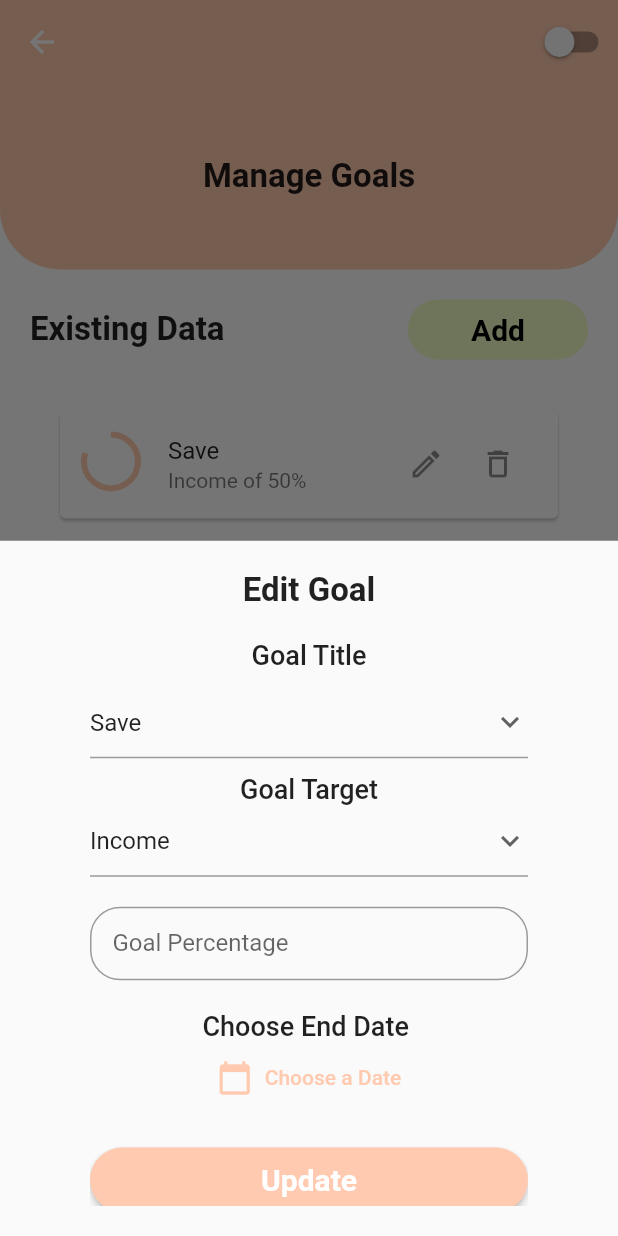
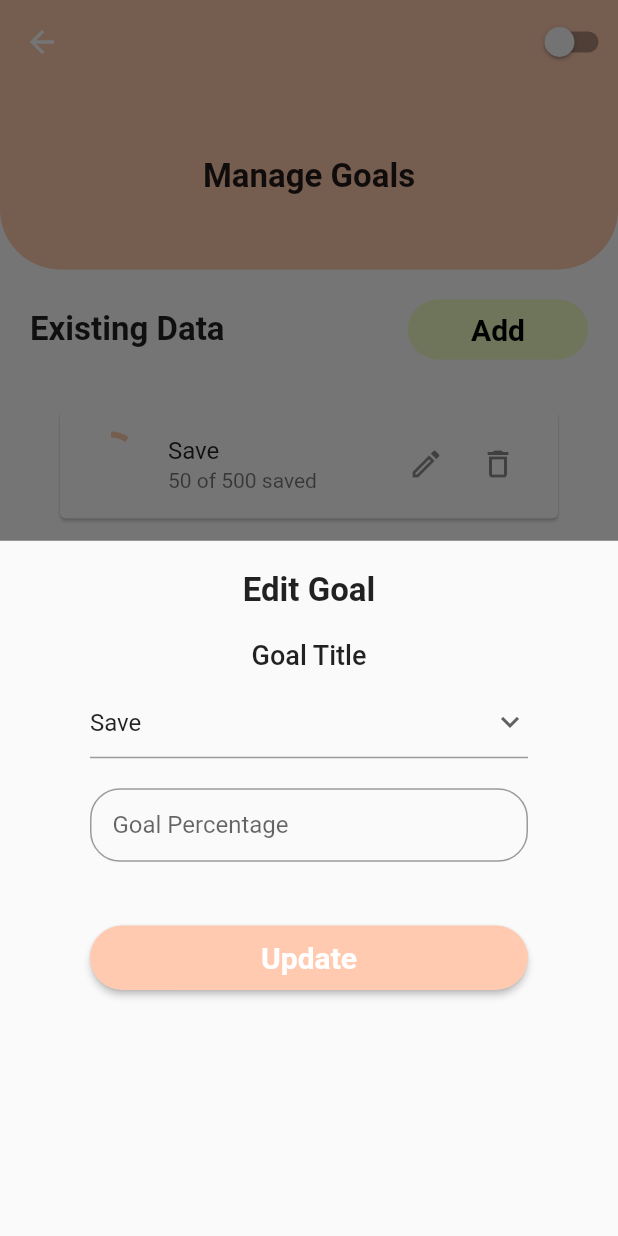
Before and after one commit to Beatrixkys/fyp2.0, a Flutter app: the ManageGoal screen opened by its route, after a tap on the "edit" icon, on a phone screen of 412 x 824 dp. Run offline on Flutter 3.47's test engine with Material 2 defaults, Android fonts, the phone set to English and light mode, and no system bars; our stand-ins replace cloud_firestore, firebase_auth, flutter_spinkit, form_field_validator, percent_indicator; accounts and stored records are empty; Roboto replaces fonts that are missing (Nunito).

Commit message:
database_functions_and_models

```diff
--- a/lib/screens/components/cards.dart
+++ b/lib/screens/components/cards.dart
@@ -176,11 +176,11 @@ class GoalCard extends StatelessWidget {
               ),
             ),
             Text(
-              goal.title,
+              goal.name,
               style: const TextStyle(fontWeight: FontWeight.bold),
             ),
             Text(
-              '${goal.progress}% of ${goal.target}',
+              '${goal.amountSaved} of ${goal.amountToSave} saved ',
             ),
           ],
         ),
--- a/lib/screens/finance_screen.dart
+++ b/lib/screens/finance_screen.dart
@@ -100,11 +100,13 @@ class _FinanceScreenState extends State<FinanceScreen> {
                       route: "/managefinance",
                       button: "Manage"),
                   space,
+                  /*
                   const SizedBox(
                     width: 400,
                     height: 300,
                     child: RecordList(),
                   ),
+                  */
                 ],
               ),
             )
@@ -195,7 +197,7 @@ class _ManageFinanceState extends State<ManageFinance> {
                   SizedBox(
                       height: 400,
                       child:
-                          accounts ? const AccountList() : const RecordList()),
+                          accounts ? const AccountList() : const AccountList()/*const RecordList()*/),
                 ],
               ),
             )),
--- a/lib/screens/home_screen.dart
+++ b/lib/screens/home_screen.dart
@@ -5,7 +5,6 @@ import 'package:fyp2/screens/components/drawer.dart';
 import 'package:fyp2/screens/components/header.dart';
 import 'package:fyp2/screens/components/progress_bar.dart';
 import 'package:fyp2/screens/components/theme_button.dart';
-import 'package:fyp2/services/lists/reclist.dart';
 import 'package:percent_indicator/percent_indicator.dart';
 
 import '../constant.dart';
@@ -118,11 +117,12 @@ class HomeScreen extends StatelessWidget {
                       title: "Overview Of Records",
                       route: "/",
                       button: "Manage"),
+                  /*
                   SizedBox(
                     width: MediaQuery.of(context).size.width * 0.95,
                     height: MediaQuery.of(context).size.height * 0.4,
                     child: const RecordList(),
-                  ),
+                  ),*/
                 ],
               ),
             ),
--- a/lib/services/lists/goallist.dart
+++ b/lib/services/lists/goallist.dart
@@ -18,17 +18,14 @@ class _GoalListState extends State<GoalList> {
   Widget build(BuildContext context) {
     List<GoalsData> goals = [
       GoalsData(
-          amount: 50,
           goalsid: '1',
-          progress: 80,
-          target: 'Income',
-          title: 'Save'),
-      GoalsData(
-          amount: 50,
-          goalsid: '2',
-          progress: 80,
-          target: 'Income',
-          title: 'Save'),
+          progress: 10,
+          name: 'Save',
+          amountSaved: 50,
+          amountToSave: 500,
+          grecords: [
+            {"amount": 50, "type": "Bank"}
+          ]),
     ];
 
     return ListView.builder(
@@ -57,9 +54,8 @@ class GoalsTile extends StatelessWidget {
                   const EdgeInsets.symmetric(vertical: 20.0, horizontal: 60.0),
               child: GoalSettingsForm(
                 gid: goal.goalsid,
-                gtitle: goal.title,
-                gamount: goal.amount,
-                gtarget: goal.target,
+                gtitle: goal.name,
+                gamount: goal.amountToSave,
               ),
             );
           });
@@ -73,8 +69,8 @@ class GoalsTile extends StatelessWidget {
           leading: CircularProgressIndicator(
             value: (goal.progress / 100).toDouble(),
           ),
-          title: Text(goal.title),
-          subtitle: Text('${goal.target} of ${goal.amount}%'),
+          title: Text(goal.name),
+          subtitle: Text('${goal.amountSaved} of ${goal.amountToSave} saved '),
           trailing: SizedBox(
             width: 96,
             child: Row(
@@ -103,7 +99,6 @@ class GoalSettingsForm extends StatefulWidget {
 
     required this.gid,
     required this.gtitle,
-    required this.gtarget,
     required this.gamount,
     //required this.genddate
   }) : super(key: key);
@@ -111,7 +106,6 @@ class GoalSettingsForm extends StatefulWidget {
   //final String uid;
   final String gid;
   final String gtitle;
-  final String gtarget;
   final int gamount;
   //final Timestamp genddate;
   @override
@@ -134,13 +128,11 @@ class _GoalSettingsFormState extends State<GoalSettingsForm> {
   @override
   Widget build(BuildContext context) {
     String dropdowntitlevalue = widget.gtitle;
-    String dropdowntargetvalue = widget.gtarget;
     String amount = (widget.gamount).toString();
     //DateTime? _dateTime = (widget.genddate).toDate();
 
     //mock database
     List<String> goalTitle = ['Save', 'Reduce'];
-    List<String> goalTarget = ['Income', 'Expense'];
     return Form(
       key: _formKey,
       child: SizedBox(
@@ -176,28 +168,6 @@ class _GoalSettingsFormState extends State<GoalSettingsForm> {
                 }).toList(),
               ),
 
-              smallSpace,
-              const Text(
-                'Goal Target',
-                style: kSubTextStyle,
-              ),
-
-              DropdownButtonFormField(
-                value: dropdowntargetvalue,
-                icon: const Icon(Icons.keyboard_arrow_down_outlined),
-                onChanged: (String? newValue) {
-                  setState(() {
-                    dropdowntargetvalue = newValue!;
-                  });
-                },
-                items: goalTarget.map<DropdownMenuItem<String>>((String value) {
-                  return DropdownMenuItem(
-                    value: value,
-                    child: Text(value),
-                  );
-                }).toList(),
-              ),
-
               space,
 
               //Goal Amount
@@ -211,31 +181,6 @@ class _GoalSettingsFormState extends State<GoalSettingsForm> {
               ),
 
               space,
-
-              //TIME
-              const Text(
-                'Choose End Date ',
-                style: kSubTextStyle,
-              ),
-
-              TextButton.icon(
-                  onPressed: () async {
-                    /*DateTime? _newDate = await showDatePicker(
-                      context: context,
-                      firstDate: DateTime.now(),
-                      initialDate: DateTime.now(),
-                      lastDate: DateTime(2222));
-
-                  if (_newDate == null) return;
-
-                  setState(() => _dateTime = _newDate);*/
-                  },
-                  icon: const Icon(Icons.calendar_today),
-                  label: const Text(
-                      'Choose a Date' /*_dateTime == null
-                    ? 'Choose A Date'
-                    : DateFormat('dd/MM/yyyy').format(_dateTime!).toString()),*/
-                      )),
 
               space,
 
@@ -286,31 +231,16 @@ class GoalCardList extends StatefulWidget {
 class _GoalCardListState extends State<GoalCardList> {
   @override
   Widget build(BuildContext context) {
-    List<GoalsData> goals = [
+     List<GoalsData> goals = [
       GoalsData(
-          amount: 50,
           goalsid: '1',
-          progress: 80,
-          target: 'Income',
-          title: 'Save'),
-      GoalsData(
-          amount: 50,
-          goalsid: '2',
-          progress: 80,
-          target: 'Income',
-          title: 'Save'),
-      GoalsData(
-          amount: 50,
-          goalsid: '2',
-          progress: 80,
-          target: 'Income',
-          title: 'Save'),
-      GoalsData(
-          amount: 50,
-          goalsid: '2',
-          progress: 80,
-          target: 'Income',
-          title: 'Save'),
+          progress: 10,
+          name: 'Save',
+          amountSaved: 50,
+          amountToSave: 500,
+          grecords: [
+            {"amount": 50, "type": "Bank"}
+          ]),
     ];
 
     return ListView.builder(
--- a/lib/services/lists/reclist.dart
+++ b/lib/services/lists/reclist.dart
@@ -1,3 +1,4 @@
+/*
 import 'package:flutter/material.dart';
 import 'package:fyp2/services/models/goals.dart';
 import 'package:fyp2/services/validator.dart';
@@ -301,3 +302,4 @@ class _RecordSettingsFormState extends State<RecordSettingsForm> {
     );
   }
 }
+*/
--- a/lib/services/models/finance.dart
+++ b/lib/services/models/finance.dart
@@ -2,7 +2,31 @@ class AccountsData {
   final String accountid;
   final String name;
   final int amount;
+  final List arecords;
 
   AccountsData(
-      {required this.accountid, required this.name, required this.amount});
+      {required this.accountid,
+      required this.name,
+      required this.amount,
+      required this.arecords});
 }
+
+class IncomeExpenseData {
+  final int income;
+  final int expense;
+
+  IncomeExpenseData({
+    required this.income,
+    required this.expense,
+  });
+}
+
+class RecordsData {
+  final int amount;
+  final String rtype;
+
+  RecordsData({
+    required this.amount,
+    required this.rtype,
+  });
+}
--- a/lib/services/models/goals.dart
+++ b/lib/services/models/goals.dart
@@ -1,35 +1,19 @@
+import 'package:cloud_firestore/cloud_firestore.dart';
+
 class GoalsData {
   final String goalsid;
-  final int amount;
-  final String target;
-  final String title;
+  final int amountSaved;
+  final int amountToSave;
+  final String name;
   final int progress;
-  //final Timestamp enddate;
+  final List grecords;
 
-  GoalsData(
-      {required this.goalsid,
-      required this.amount,
-      required this.target,
-      required this.title,
-      required this.progress,
-      //required this.enddate,
-
-      });
+  GoalsData({
+    required this.goalsid,
+    required this.amountToSave,
+    required this.amountSaved,
+    required this.name,
+    required this.progress,
+    required this.grecords,
+  });
 }
-
-class RecordsData {
-  final String recordid;
-  final String name;
-  final int amount;
-  final String accname;
-  final String recordtype;
-  final String recordcategory;
-
-  RecordsData(
-      {required this.recordid,
-      required this.name,
-      required this.amount,
-      required this.accname,
-      required this.recordtype,
-      required this.recordcategory});
-}
--- a/lib/services/models/user.dart
+++ b/lib/services/models/user.dart
@@ -8,15 +8,22 @@ class MyUserData {
   final String uid;
   final String name;
   final String email;
-  final String personaname;
-  final String personaDescription;
+  final Map persona;
   final int progress;
+  final List friends;
 
   MyUserData(
       {required this.uid,
       required this.name,
       required this.email,
-      required this.personaname,
-      required this.personaDescription,
-      required this.progress});
+      required this.persona,
+      required this.progress,
+      required this.friends});
 }
+
+class FriendData {
+  final String name;
+  final int progress;
+  final String email;
+  FriendData({required this.name, required this.progress, required this.email});
+}
```
Also changed, not shown: lib/services/database.dart (added, +344 -0 lines), lib/services/lists/acclist.dart (+12 -4 lines), lib/services/lists/friendlist.dart (+5 -40 lines).
